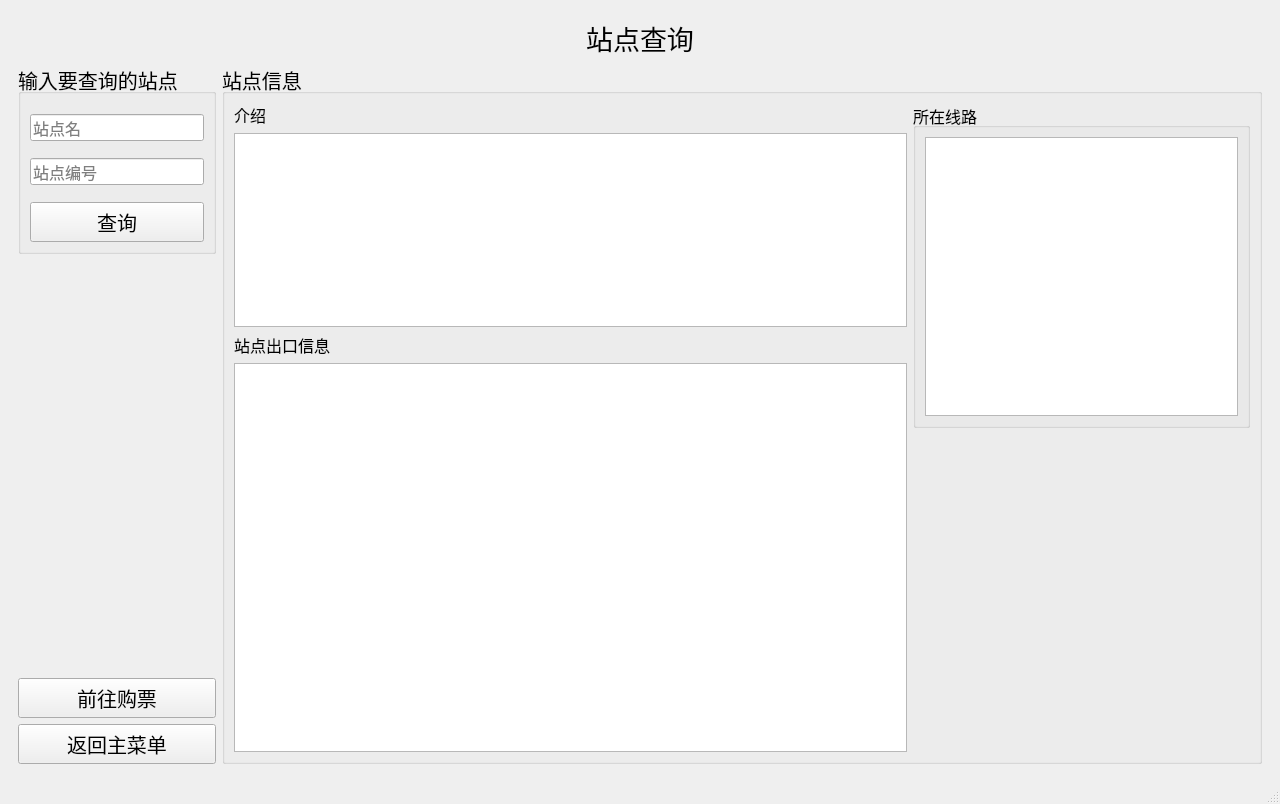
Old version of the form mainwindow.ui in the repository MaxwellJay256/MetroTicketingSystem.
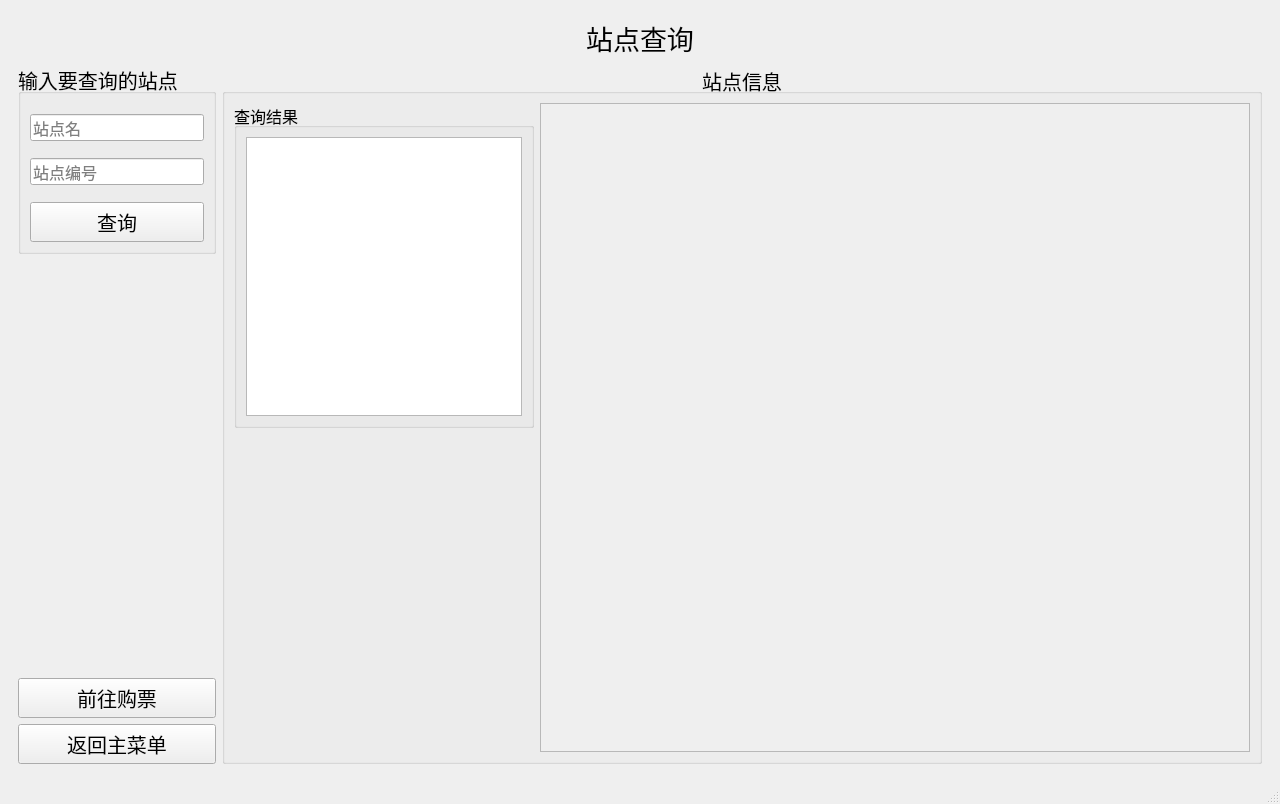
New version of the form. The open tabs and pages were chosen to show the change. Icons and pictures are not drawn.

Commit message: finish Station Query

```diff
--- a/mainwindow.ui
+++ b/mainwindow.ui
@@ -7,7 +7,7 @@
     <x>0</x>
     <y>0</y>
     <width>1280</width>
-    <height>732</height>
+    <height>745</height>
    </rect>
   </property>
   <property name="windowTitle">
@@ -2329,59 +2329,10 @@
           <property name="title">
            <string>站点信息</string>
           </property>
-          <layout class="QHBoxLayout" name="horizontalLayout_3" stretch="2,1">
-           <item>
-            <layout class="QVBoxLayout" name="verticalLayout_10" stretch="0,1,0,2">
-             <item>
-              <widget class="QLabel" name="label_StationIntroduction">
-               <property name="font">
-                <font>
-                 <pointsize>12</pointsize>
-                </font>
-               </property>
-               <property name="text">
-                <string>介绍</string>
-               </property>
-              </widget>
-             </item>
-             <item>
-              <widget class="QPlainTextEdit" name="plainTextEdit_StationIntroduction">
-               <property name="font">
-                <font>
-                 <pointsize>10</pointsize>
-                </font>
-               </property>
-               <property name="readOnly">
-                <bool>true</bool>
-               </property>
-              </widget>
-             </item>
-             <item>
-              <widget class="QLabel" name="label_StationExits">
-               <property name="font">
-                <font>
-                 <pointsize>12</pointsize>
-                </font>
-               </property>
-               <property name="text">
-                <string>站点出口信息</string>
-               </property>
-              </widget>
-             </item>
-             <item>
-              <widget class="QTextEdit" name="textEdit_StationExits">
-               <property name="font">
-                <font>
-                 <pointsize>10</pointsize>
-                </font>
-               </property>
-               <property name="readOnly">
-                <bool>true</bool>
-               </property>
-              </widget>
-             </item>
-            </layout>
-           </item>
+          <property name="alignment">
+           <set>Qt::AlignCenter</set>
+          </property>
+          <layout class="QHBoxLayout" name="horizontalLayout_3" stretch="0,1">
            <item>
             <layout class="QVBoxLayout" name="verticalLayout_11" stretch="0,0">
              <item>
@@ -2398,14 +2349,14 @@
                 </font>
                </property>
                <property name="title">
-                <string>所在线路</string>
+                <string>查询结果</string>
                </property>
                <layout class="QVBoxLayout" name="verticalLayout_12">
                 <item>
                  <widget class="QListView" name="listView_StationLines">
                   <property name="font">
                    <font>
-                    <pointsize>10</pointsize>
+                    <pointsize>12</pointsize>
                    </font>
                   </property>
                  </widget>
@@ -2428,6 +2379,35 @@
              </item>
             </layout>
            </item>
+           <item>
+            <widget class="QScrollArea" name="scrollArea_Map_StationQuery">
+             <property name="widgetResizable">
+              <bool>true</bool>
+             </property>
+             <widget class="QWidget" name="scrollArea_Map_StationQuery_Widget">
+              <property name="geometry">
+               <rect>
+                <x>0</x>
+                <y>0</y>
+                <width>708</width>
+                <height>601</height>
+               </rect>
+              </property>
+              <layout class="QGridLayout" name="gridLayout_16">
+               <item row="0" column="0">
+                <widget class="QLabel" name="label_Map_StationQuery">
+                 <property name="text">
+                  <string/>
+                 </property>
+                 <property name="alignment">
+                  <set>Qt::AlignCenter</set>
+                 </property>
+                </widget>
+               </item>
+              </layout>
+             </widget>
+            </widget>
+           </item>
           </layout>
          </widget>
         </item>
```
Left out of the diff: 24 changed lines with no effect on the pictures. The commit also changes 6 other files.
